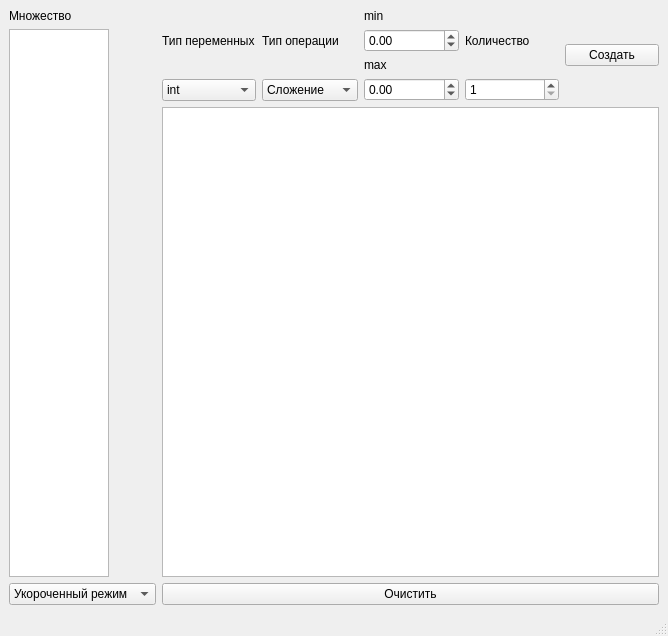
Arte111/OPI_lab6, file main.ui: the form before one commit.
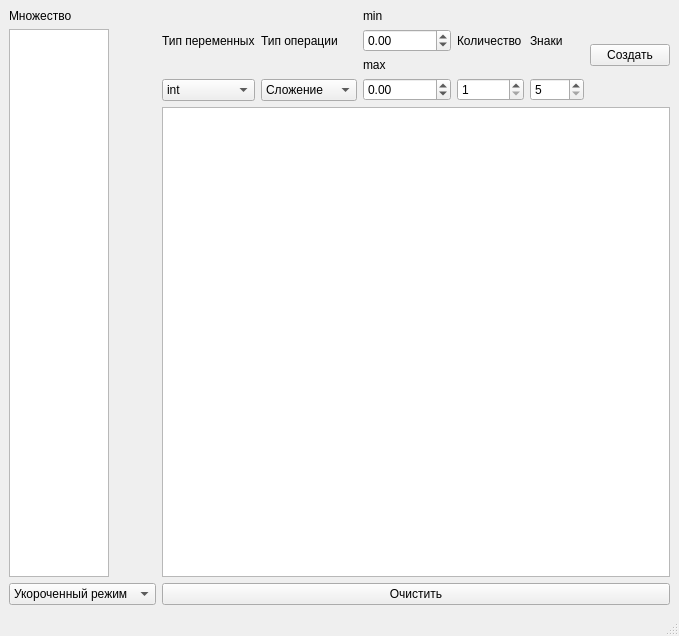
The form after the commit.

```diff
--- a/main.ui
+++ b/main.ui
@@ -54,14 +54,11 @@
      </layout>
     </item>
     <item>
-     <layout class="QVBoxLayout" name="verticalLayout_2">
+     <layout class="QVBoxLayout" name="verticalLayout_3">
       <item>
        <layout class="QHBoxLayout" name="horizontalLayout">
         <item>
-         <layout class="QVBoxLayout" name="verticalLayout_8"/>
-        </item>
-        <item>
-         <layout class="QVBoxLayout" name="verticalLayout_3">
+         <layout class="QVBoxLayout" name="verticalLayout_8">
           <item>
            <widget class="QLabel" name="label_2">
             <property name="text">
@@ -180,16 +177,36 @@
          </layout>
         </item>
         <item>
-         <layout class="QVBoxLayout" name="verticalLayout_5">
+         <layout class="QVBoxLayout" name="verticalLayout_2">
           <item>
-           <widget class="QPushButton" name="createB">
+           <widget class="QLabel" name="label_7">
             <property name="text">
-             <string>Создать</string>
+             <string>Знаки</string>
+            </property>
+           </widget>
+          </item>
+          <item>
+           <widget class="QSpinBox" name="signsAmount">
+            <property name="minimum">
+             <number>5</number>
+            </property>
+            <property name="maximum">
+             <number>1000</number>
+            </property>
+            <property name="singleStep">
+             <number>5</number>
             </property>
            </widget>
           </item>
          </layout>
         </item>
+        <item>
+         <widget class="QPushButton" name="createB">
+          <property name="text">
+           <string>Создать</string>
+          </property>
+         </widget>
+        </item>
        </layout>
       </item>
       <item>
```
Left out of the diff: 5 changed lines with no effect on the pictures.
